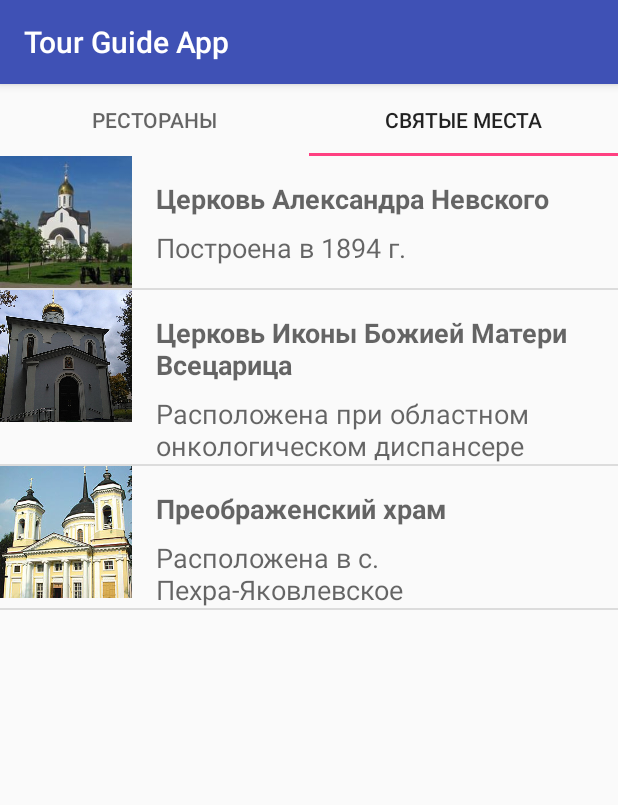
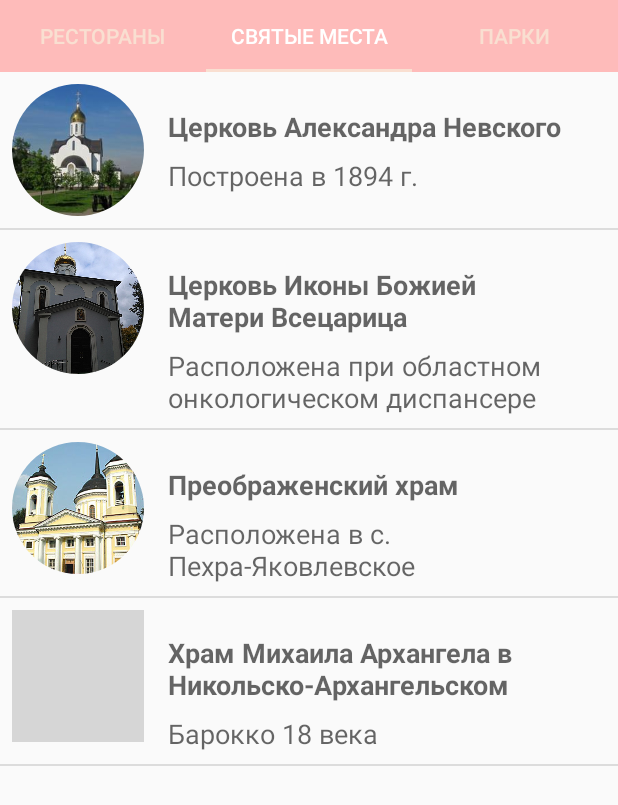
Before and after one commit to kazakovaNet/TourGuideApp, an Android app: the screen it shows after launch (MainActivity), tab 2 chosen, on a phone screen of 412 x 824 dp. Shown: the top 805 px of the screen. Run offline under Robolectric (Android 15) with nearby library versions, the phone set to English and light mode, and no system bars; our stand-ins replace CircleImageView; grey boxes are pictures that could not be loaded.

Commit message:
04.06.2018

```diff
--- a/app/build.gradle
+++ b/app/build.gradle
@@ -16,6 +16,7 @@ android {
             proguardFiles getDefaultProguardFile('proguard-android.txt'), 'proguard-rules.pro'
         }
     }
+    buildToolsVersion '27.0.3'
 }
 
 dependencies {
@@ -27,4 +28,5 @@ dependencies {
     androidTestImplementation 'com.android.support.test:runner:1.0.2'
     androidTestImplementation 'com.android.support.test.espresso:espresso-core:3.0.2'
     implementation 'com.android.support:design:27.1.1'
+    implementation 'de.hdodenhof:circleimageview:2.2.0'
 }
--- a/app/src/main/java/ru/kazakova_net/tourguideapp/adapter/AttractionPagerAdapter.java
+++ b/app/src/main/java/ru/kazakova_net/tourguideapp/adapter/AttractionPagerAdapter.java
@@ -7,6 +7,7 @@ import android.support.v4.app.FragmentManager;
 import android.support.v4.app.FragmentPagerAdapter;
 
 import ru.kazakova_net.tourguideapp.fragment.HolyPlacesFragment;
+import ru.kazakova_net.tourguideapp.fragment.ParksFragment;
 import ru.kazakova_net.tourguideapp.fragment.RestaurantsFragment;
 
 public class AttractionPagerAdapter extends FragmentPagerAdapter {
@@ -21,14 +22,16 @@ public class AttractionPagerAdapter extends FragmentPagerAdapter {
     public Fragment getItem(int position) {
         if (position == 0) {
             return new RestaurantsFragment();
+        } else if (position == 1) {
+            return new HolyPlacesFragment();
         } else {
-            return new HolyPlacesFragment();
+            return new ParksFragment();
         }
     }
 
     @Override
     public int getCount() {
-        return 2;
+        return 3;
     }
 
     @Nullable
@@ -36,8 +39,10 @@ public class AttractionPagerAdapter extends FragmentPagerAdapter {
     public CharSequence getPageTitle(int position) {
         if (position == 0) {
             return "Рестораны";
+        } else if (position == 1) {
+            return "Святые места";
         } else {
-            return "Святые места";
+            return "Парки";
         }
     }
 }
--- a/app/src/main/java/ru/kazakova_net/tourguideapp/fragment/HolyPlacesFragment.java
+++ b/app/src/main/java/ru/kazakova_net/tourguideapp/fragment/HolyPlacesFragment.java
@@ -36,6 +36,7 @@ public class HolyPlacesFragment extends Fragment {
         attractions.add(new Attraction("Церковь Александра Невского", "пл. Александра Невского, 1", R.drawable.al_nevsk, "Построена в 1894 г."));
         attractions.add(new Attraction("Церковь Иконы Божией Матери Всецарица", "микрорайон Южный", R.drawable.vsetcarica, "Расположена при областном онкологическом диспансере"));
         attractions.add(new Attraction("Преображенский храм", "Леоновское ш., 2", R.drawable.preobr, "Расположена в с. Пехра-Яковлевское"));
+        attractions.add(new Attraction("Храм Михаила Архангела в Никольско-Архангельском", "Черная дорога, 16а", R.drawable.mikhail, "Барокко 18 века"));
 
         // Создание адаптера списка
         AttractionAdapter attractionAdapter = new AttractionAdapter(getActivity(), attractions);
@@ -48,5 +49,4 @@ public class HolyPlacesFragment extends Fragment {
 
         return rootView;
     }
-
 }
--- a/app/src/main/res/layout/activity_main.xml
+++ b/app/src/main/res/layout/activity_main.xml
@@ -9,12 +9,13 @@
 
     <android.support.design.widget.TabLayout
         android:id="@+id/attractionTabs"
+        style="@style/AttractionTab"
         android:layout_width="match_parent"
-        android:layout_height="wrap_content"/>
+        android:layout_height="wrap_content" />
 
     <android.support.v4.view.ViewPager
         android:id="@+id/attractionViewPager"
         android:layout_width="match_parent"
-        android:layout_height="wrap_content"/>
+        android:layout_height="wrap_content" />
 
 </LinearLayout>
--- a/app/src/main/res/layout/attraction_item.xml
+++ b/app/src/main/res/layout/attraction_item.xml
@@ -6,9 +6,10 @@
     android:layout_width="match_parent"
     android:layout_height="match_parent"
     android:minHeight="@dimen/list_item_height"
+    android:padding="8dp"
     android:orientation="vertical">
 
-    <ImageView
+    <de.hdodenhof.circleimageview.CircleImageView
         android:id="@+id/attraction_image_view"
         android:layout_width="@dimen/list_item_height"
         android:layout_height="@dimen/list_item_height"
--- a/app/src/main/res/values/colors.xml
+++ b/app/src/main/res/values/colors.xml
@@ -1,6 +1,12 @@
 <?xml version="1.0" encoding="utf-8"?>
 <resources>
-    <color name="colorPrimary">#3F51B5</color>
-    <color name="colorPrimaryDark">#303F9F</color>
-    <color name="colorAccent">#FF4081</color>
+    <color name="colorPrimary">#FEBBBA</color>
+    <color name="colorPrimaryDark">#FF8282</color>
+    <color name="colorAccent">#F9DFD1</color>
+
+    <!-- Background color for the tabs -->
+    <color name="tab_background">#4A312A</color>
+    <color name="tab_text_color">#A8A19E</color>
+    <color name="tab_selected_text_color">#FFFFFF</color>
+    <color name="tab_indicator_color">#FFFFFF</color>
 </resources>
--- a/app/src/main/res/values/styles.xml
+++ b/app/src/main/res/values/styles.xml
@@ -1,11 +1,24 @@
 <resources>
 
     <!-- Base application theme. -->
-    <style name="AppTheme" parent="Theme.AppCompat.Light.DarkActionBar">
+    <style name="AppTheme" parent="Theme.AppCompat.Light.NoActionBar">
         <!-- Customize your theme here. -->
-        <item name="colorPrimary">@color/colorPrimary</item>
-        <item name="colorPrimaryDark">@color/colorPrimaryDark</item>
+        <item name="colorPrimary">@color/colorPrimaryDark</item>
+        <item name="colorPrimaryDark">@color/colorPrimary</item>
         <item name="colorAccent">@color/colorAccent</item>
     </style>
 
+    <!-- Style for a tab that displays a category name -->
+    <style name="AttractionTab">
+        <item name="tabIndicatorColor">@color/colorAccent</item>
+        <item name="tabSelectedTextColor">@color/tab_selected_text_color</item>
+        <item name="tabTextAppearance">@style/CategoryTabTextAppearance</item>
+        <item name="tabBackground">@color/colorPrimary</item>
+    </style>
+
+    <!-- Text appearance style for a category tab -->
+    <style name="CategoryTabTextAppearance" parent="TextAppearance.Design.Tab">
+        <item name="android:textColor">@color/colorAccent</item>
+    </style>
+
 </resources>
```
Also changed, not shown: app/src/main/java/ru/kazakova_net/tourguideapp/activity/MainActivity.java (+10 -0 lines), 5 other files.
